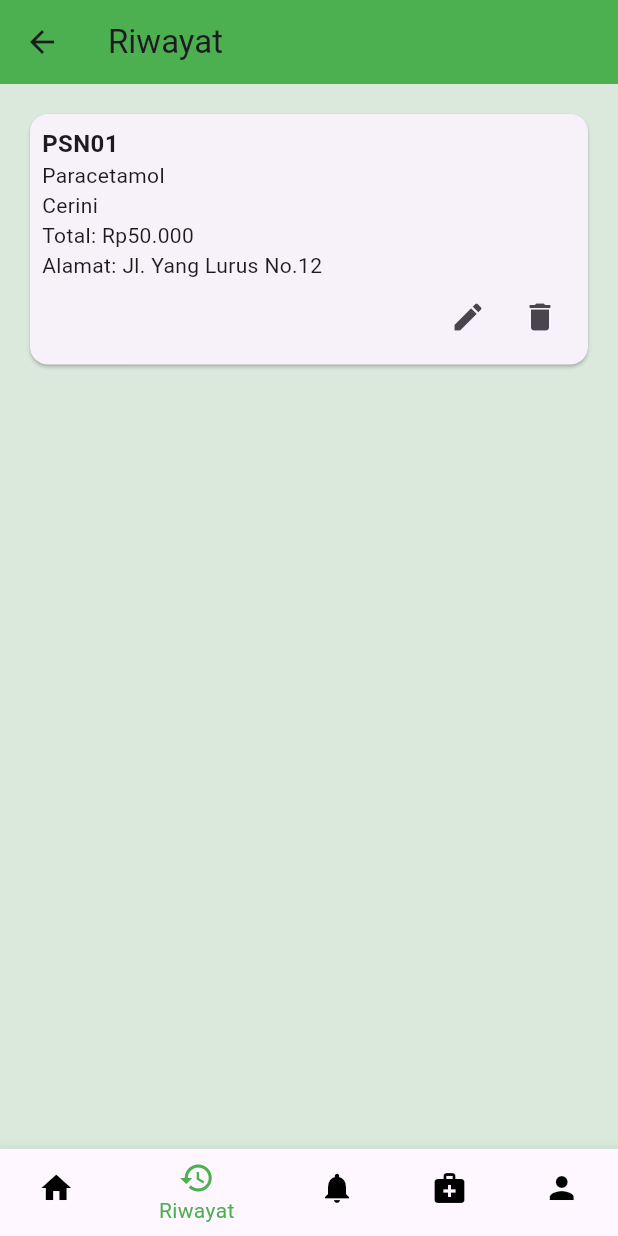
After one commit to RayyanFahreza/tugas_teori_mobile, a Flutter app: the RiwayatLoggedInView screen opened by its route, on a phone screen of 412 x 824 dp. The commit adds this screen. Run offline on Flutter 3.47's test engine with Material 3 defaults, Android fonts, the phone set to English and light mode, and no system bars; our stand-ins replace get.

Commit message:
third commit

```diff
--- /dev/null
+++ b/lib/app/modules/riwayat/views/riwayat_logged_in.dart
@@ -0,0 +1,118 @@
+import 'package:flutter/material.dart';
+import 'package:flutter_application_kelas_d/app/routes/app_pages.dart';
+import 'package:get/get.dart';
+
+class RiwayatLoggedInView extends StatefulWidget {
+  @override
+  _RiwayatLoggedInViewState createState() => _RiwayatLoggedInViewState();
+}
+
+class _RiwayatLoggedInViewState extends State<RiwayatLoggedInView> {
+  int _selectedIndex = 1; // Track selected tab index
+
+  void _onItemTapped(int index) {
+    setState(() {
+      _selectedIndex = index; // Update the selected index
+    });
+  }
+
+  @override
+  Widget build(BuildContext context) {
+    return Scaffold(
+      appBar: AppBar(
+        title: Text("Riwayat"),
+        backgroundColor: Colors.green, // Header color
+      ),
+      body: Container(
+        color: Colors.green.withOpacity(0.2), // Main content background color
+        padding: EdgeInsets.all(16.0),
+        child: ListView(
+          children: [
+            _orderCard(
+              orderId: 'PSN01',
+              products: ['Paracetamol', 'Cerini'],
+              total: 'Rp50.000',
+              address: 'Jl. Yang Lurus No.12',
+            ),
+            // Additional order cards can be added here
+          ],
+        ),
+      ),
+      bottomNavigationBar: BottomNavigationBar(
+        backgroundColor: Colors.white, // Bottom navigation bar color
+        items: [
+          BottomNavigationBarItem(
+            icon: Icon(Icons.home,
+                color: _selectedIndex == 0 ? Colors.green : Colors.black),
+            label: "Home",
+          ),
+          BottomNavigationBarItem(
+            icon: Icon(Icons.history,
+                color: _selectedIndex == 1 ? Colors.green : Colors.black),
+            label: "Riwayat",
+          ),
+          BottomNavigationBarItem(
+            icon: Icon(Icons.notifications,
+                color: _selectedIndex == 2 ? Colors.green : Colors.black),
+            label: "Notifikasi",
+          ),
+          BottomNavigationBarItem(
+            icon: Icon(Icons.medical_services,
+                color: _selectedIndex == 3 ? Colors.green : Colors.black),
+            label: "Resep",
+          ),
+          BottomNavigationBarItem(
+            icon: Icon(Icons.person,
+                color: _selectedIndex == 4 ? Colors.green : Colors.black),
+            label: "Profil",
+          ),
+        ],
+        currentIndex: _selectedIndex,
+        onTap: _onItemTapped,
+        selectedItemColor: Colors.green, // Change selected item color
+        unselectedItemColor: Colors.black, // Change unselected item color
+      ),
+    );
+  }
+
+  // Method to build order card for Riwayat
+  Widget _orderCard({
+    required String orderId,
+    required List<String> products,
+    required String total,
+    required String address,
+  }) {
+    return Card(
+      child: Padding(
+        padding: const EdgeInsets.all(8.0),
+        child: Column(
+          crossAxisAlignment: CrossAxisAlignment.start,
+          children: [
+            Text(orderId,
+                style: TextStyle(fontSize: 16, fontWeight: FontWeight.bold)),
+            ...products.map((product) => Text(product)).toList(),
+            Text('Total: $total'),
+            Text('Alamat: $address'),
+            Row(
+              mainAxisAlignment: MainAxisAlignment.end,
+              children: [
+                IconButton(
+                  icon: Icon(Icons.edit),
+                  onPressed: () {
+                    // Edit address action
+                  },
+                ),
+                IconButton(
+                  icon: Icon(Icons.delete),
+                  onPressed: () {
+                    // Delete order action
+                  },
+                ),
+              ],
+            ),
+          ],
+        ),
+      ),
+    );
+  }
+}
--- a/lib/app/routes/app_routes.dart
+++ b/lib/app/routes/app_routes.dart
@@ -8,6 +8,9 @@ abstract class AppRoutes {
   static const HOME_LOGGED_IN =
       _Paths.HOME_LOGGED_IN; // Route for logged-in home
   static const HOME_GUEST = _Paths.HOME_GUEST; // Route for guest home
+  static const RIWAYAT_LOGGED_IN =
+      _Paths.RIWAYAT_LOGGED_IN; // Route for logged-in riwayat
+  static const RIWAYAT_GUEST = _Paths.RIWAYAT_GUEST; // Route for guest riwayat
 }
 
 abstract class _Paths {
@@ -18,4 +21,7 @@ abstract class _Paths {
   static const HOME_LOGGED_IN =
       '/homeLoggedIn'; // Define path for logged-in home
   static const HOME_GUEST = '/homeGuest'; // Define path for guest home
+  static const RIWAYAT_LOGGED_IN =
+      '/riwayatLoggedIn'; // Define path for logged-in riwayat
+  static const RIWAYAT_GUEST = '/riwayatGuest'; // Define path for guest riwayat
 }
```
Also changed, not shown: lib/app/modules/home/views/home_guest_view.dart (+56 -30 lines), lib/app/modules/home/views/home_logged_in.dart (+97 -30 lines), lib/app/modules/riwayat/bindings/home_binding.dart (added, +12 -0 lines), lib/app/modules/riwayat/controllers/home_controller.dart (added, +9 -0 lines), lib/app/modules/riwayat/views/riwayat_guest_view.dart (added, +83 -0 lines), lib/app/routes/app_pages.dart (+20 -1 lines).
